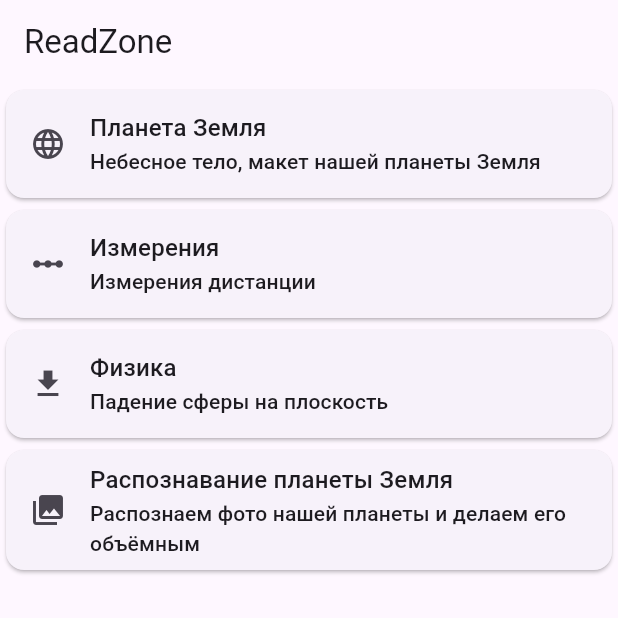
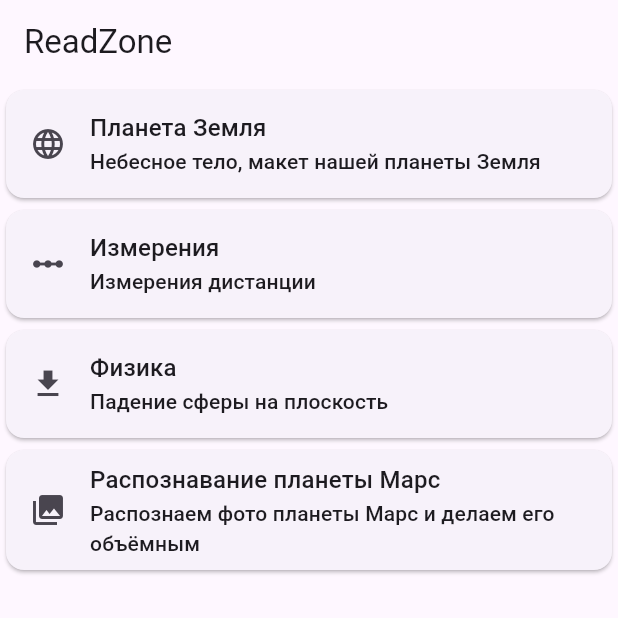
Before and after one commit to MrEthics/ar_physics_lab, a Flutter app: the screen it shows after launch, on a phone screen of 412 x 824 dp, the top half of it. Run offline on Flutter 3.47's test engine with Material 3 defaults, Android fonts, the phone set to English and light mode, and no system bars; missing offline and left inert: arkit_plugin.

Commit message:
init commit 7

```diff
--- a/lib/main.dart
+++ b/lib/main.dart
@@ -32,11 +32,11 @@ class MyApp extends StatelessWidget {
             .push<void>(MaterialPageRoute(builder: (c) => PhysicsPage())),
       ),
       Sample(
-        'Распознавание планеты Земля',
-        'Распознаем фото нашей планеты и делаем его объёмным',
+        'Распознавание планеты Марс',
+        'Распознаем фото планеты Марс и делаем его объёмным',
         Icons.collections,
             () => Navigator.of(context).push<void>(
-            MaterialPageRoute(builder: (c) => ImageDetectionPage())),
+            MaterialPageRoute(builder: (c) => NetworkImageDetectionPage())),
       ),
     ];
 
```
Also changed, not shown: lib/image_detection_page.dart (+18 -9 lines).
